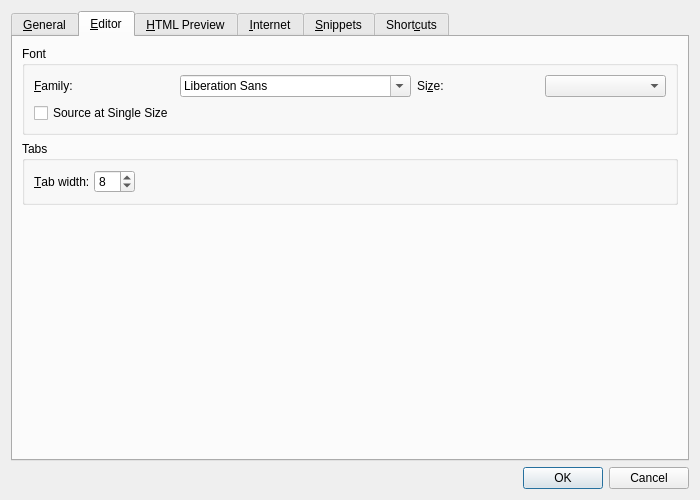
This is app/optionsdialog.ui in cloose/CuteMarkEd as Qt 5 draws it before an edit. The edited form follows.
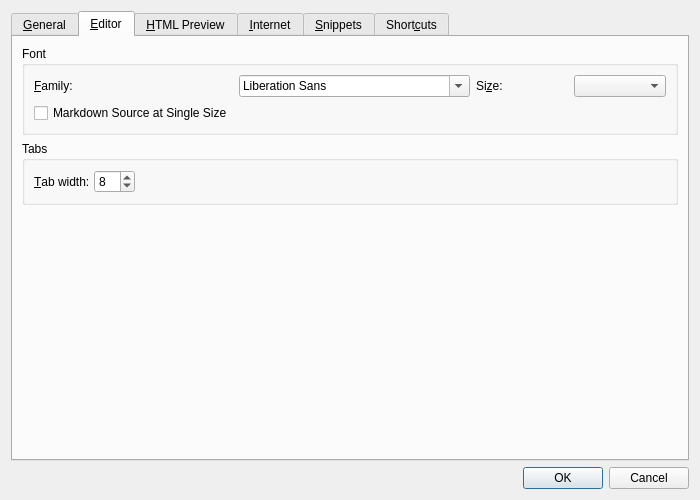
This is the edited form. The open tabs and pages were chosen to show the change.

Commit message: More specific caption

Patch:
```diff
--- a/app/optionsdialog.ui
+++ b/app/optionsdialog.ui
@@ -117,7 +117,7 @@
           <item row="1" column="0">
            <widget class="QCheckBox" name="sourceSingleSizedCheckBox">
             <property name="text">
-             <string>Source at Single Size</string>
+             <string>Markdown Source at Single Size</string>
             </property>
            </widget>
           </item>
```
